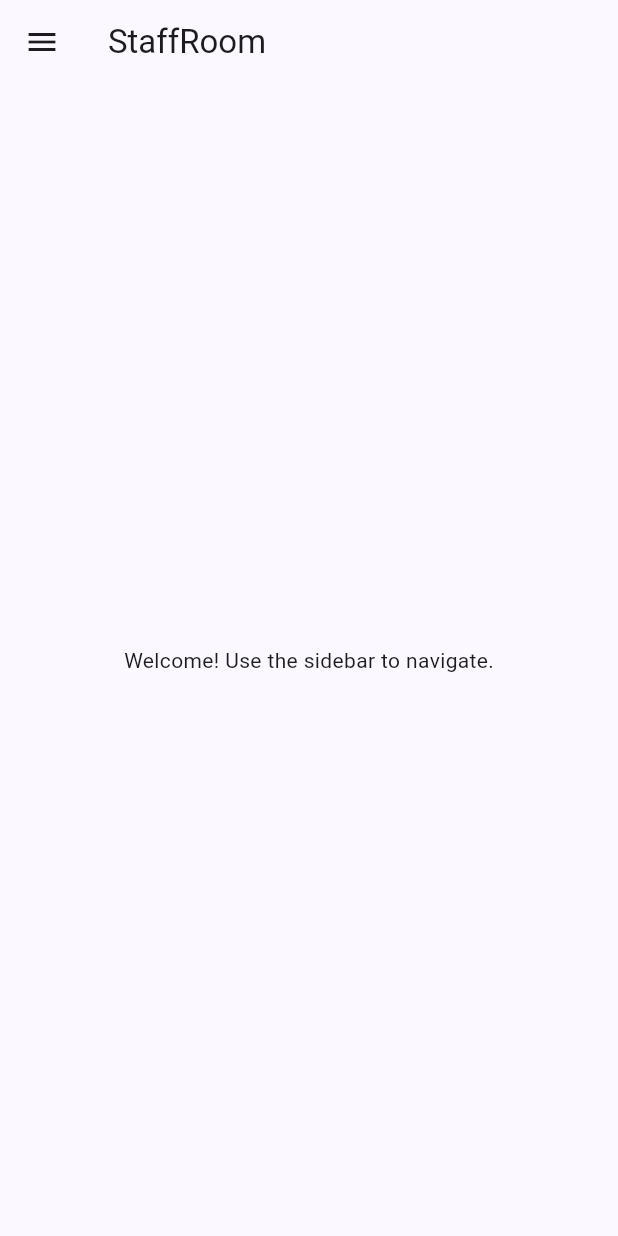
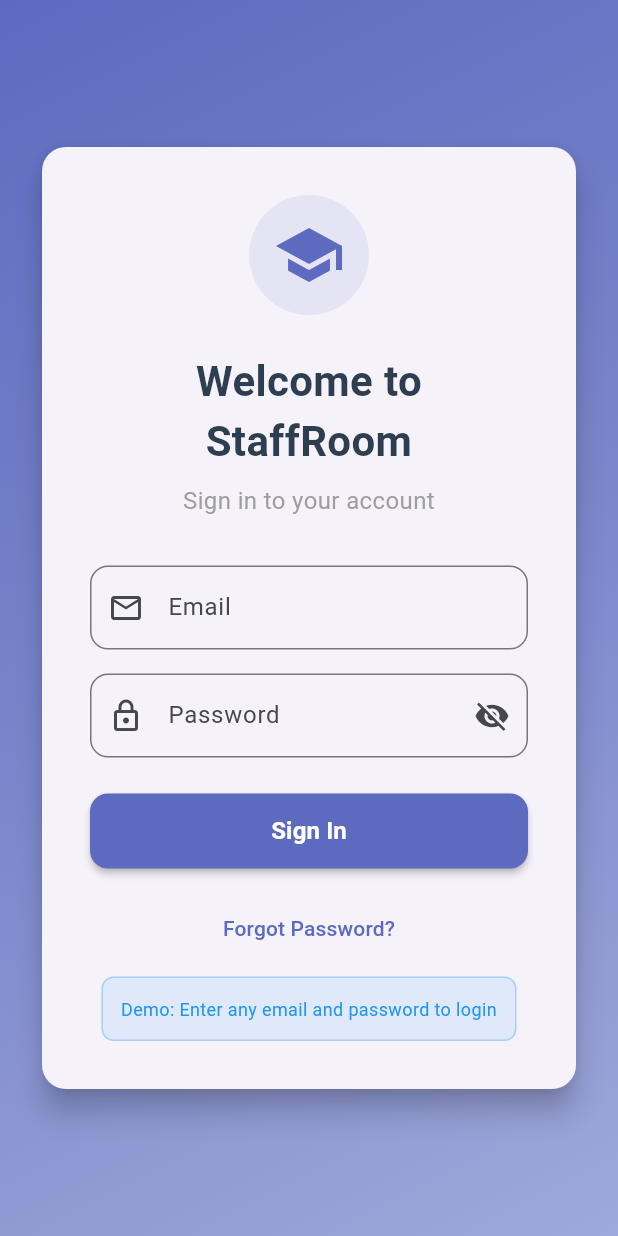
Before and after one commit to Naveen-Kalage/teacher, a Flutter app: the screen it shows after launch, on a phone screen of 412 x 824 dp. Run offline on Flutter 3.47's test engine with Material 3 defaults, Android fonts, the phone set to English and light mode, and no system bars; our stand-ins replace shared_preferences.

Commit message:
version1.1

```diff
--- /dev/null
+++ b/lib/auth_service.dart
@@ -0,0 +1,45 @@
+import 'package:shared_preferences/shared_preferences.dart';
+
+class AuthService {
+  static const String _isLoggedInKey = 'isLoggedIn';
+  static const String _userEmailKey = 'userEmail';
+  static const String _userPasswordKey = 'userPassword';
+
+  // Check if user is logged in
+  static Future<bool> isLoggedIn() async {
+    final prefs = await SharedPreferences.getInstance();
+    return prefs.getBool(_isLoggedInKey) ?? false;
+  }
+
+  // Save login data
+  static Future<void> saveLoginData(String email, String password) async {
+    final prefs = await SharedPreferences.getInstance();
+    await prefs.setBool(_isLoggedInKey, true);
+    await prefs.setString(_userEmailKey, email);
+    await prefs.setString(_userPasswordKey, password);
+  }
+
+  // Get saved user email
+  static Future<String?> getUserEmail() async {
+    final prefs = await SharedPreferences.getInstance();
+    return prefs.getString(_userEmailKey);
+  }
+
+  // Clear login data (logout)
+  static Future<void> clearLoginData() async {
+    final prefs = await SharedPreferences.getInstance();
+    await prefs.remove(_isLoggedInKey);
+    await prefs.remove(_userEmailKey);
+    await prefs.remove(_userPasswordKey);
+  }
+
+  // Login with credentials
+  static Future<bool> login(String email, String password) async {
+    // For demo purposes, accept any non-empty email and password
+    if (email.isNotEmpty && password.isNotEmpty) {
+      await saveLoginData(email, password);
+      return true;
+    }
+    return false;
+  }
+}
--- /dev/null
+++ b/lib/login_page.dart
@@ -0,0 +1,285 @@
+import 'package:flutter/material.dart';
+import 'auth_service.dart';
+
+class LoginPage extends StatefulWidget {
+  const LoginPage({super.key});
+
+  @override
+  State<LoginPage> createState() => _LoginPageState();
+}
+
+class _LoginPageState extends State<LoginPage> {
+  final _formKey = GlobalKey<FormState>();
+  final _emailController = TextEditingController();
+  final _passwordController = TextEditingController();
+  bool _isLoading = false;
+  bool _obscurePassword = true;
+
+  @override
+  void dispose() {
+    _emailController.dispose();
+    _passwordController.dispose();
+    super.dispose();
+  }
+
+  Future<void> _handleLogin() async {
+    if (!_formKey.currentState!.validate()) {
+      return;
+    }
+
+    setState(() {
+      _isLoading = true;
+    });
+
+    // Simulate login process
+    await Future.delayed(const Duration(seconds: 2));
+
+    // Use AuthService for login
+    final success = await AuthService.login(
+      _emailController.text.trim(),
+      _passwordController.text,
+    );
+
+    if (mounted) {
+      if (success) {
+        Navigator.of(context).pushReplacementNamed('/home');
+      } else {
+        ScaffoldMessenger.of(context).showSnackBar(
+          const SnackBar(
+            content: Text('Login failed. Please check your credentials.'),
+            backgroundColor: Colors.red,
+          ),
+        );
+      }
+    }
+
+    setState(() {
+      _isLoading = false;
+    });
+  }
+
+  @override
+  Widget build(BuildContext context) {
+    return Scaffold(
+      body: Container(
+        decoration: const BoxDecoration(
+          gradient: LinearGradient(
+            begin: Alignment.topLeft,
+            end: Alignment.bottomRight,
+            colors: [
+              Color(0xFF5C6BC0),
+              Color(0xFF7986CB),
+              Color(0xFF9FA8DA),
+            ],
+          ),
+        ),
+        child: SafeArea(
+          child: Center(
+            child: SingleChildScrollView(
+              padding: const EdgeInsets.all(24.0),
+              child: Card(
+                elevation: 8,
+                shape: RoundedRectangleBorder(
+                  borderRadius: BorderRadius.circular(16),
+                ),
+                child: Padding(
+                  padding: const EdgeInsets.all(32.0),
+                  child: Form(
+                    key: _formKey,
+                    child: Column(
+                      mainAxisSize: MainAxisSize.min,
+                      children: [
+                        // Logo/Icon
+                        Container(
+                          padding: const EdgeInsets.all(16),
+                          decoration: BoxDecoration(
+                            color: const Color(0xFF5C6BC0).withOpacity(0.1),
+                            shape: BoxShape.circle,
+                          ),
+                          child: const Icon(
+                            Icons.school,
+                            size: 48,
+                            color: Color(0xFF5C6BC0),
+                          ),
+                        ),
+                        const SizedBox(height: 24),
+
+                        // Title
+                        const Text(
+                          'Welcome to StaffRoom',
+                          style: TextStyle(
+                            fontSize: 28,
+                            fontWeight: FontWeight.bold,
+                            color: Color(0xFF2C3E50),
+                          ),
+                          textAlign: TextAlign.center,
+                        ),
+                        const SizedBox(height: 8),
+                        const Text(
+                          'Sign in to your account',
+                          style: TextStyle(
+                            fontSize: 16,
+                            color: Colors.grey,
+                          ),
+                          textAlign: TextAlign.center,
+                        ),
+                        const SizedBox(height: 32),
+
+                        // Email Field
+                        TextFormField(
+                          controller: _emailController,
+                          keyboardType: TextInputType.emailAddress,
+                          decoration: InputDecoration(
+                            labelText: 'Email',
+                            prefixIcon: const Icon(Icons.email_outlined),
+                            border: OutlineInputBorder(
+                              borderRadius: BorderRadius.circular(12),
+                            ),
+                            focusedBorder: OutlineInputBorder(
+                              borderRadius: BorderRadius.circular(12),
+                              borderSide: const BorderSide(
+                                color: Color(0xFF5C6BC0),
+                                width: 2,
+                              ),
+                            ),
+                          ),
+                          validator: (value) {
+                            if (value == null || value.isEmpty) {
+                              return 'Please enter your email';
+                            }
+                            if (!value.contains('@')) {
+                              return 'Please enter a valid email';
+                            }
+                            return null;
+                          },
+                        ),
+                        const SizedBox(height: 16),
+
+                        // Password Field
+                        TextFormField(
+                          controller: _passwordController,
+                          obscureText: _obscurePassword,
+                          decoration: InputDecoration(
+                            labelText: 'Password',
+                            prefixIcon: const Icon(Icons.lock_outlined),
+                            suffixIcon: IconButton(
+                              icon: Icon(
+                                _obscurePassword
+                                    ? Icons.visibility_off
+                                    : Icons.visibility,
+                              ),
+                              onPressed: () {
+                                setState(() {
+                                  _obscurePassword = !_obscurePassword;
+                                });
+                              },
+                            ),
+                            border: OutlineInputBorder(
+                              borderRadius: BorderRadius.circular(12),
+                            ),
+                            focusedBorder: OutlineInputBorder(
+                              borderRadius: BorderRadius.circular(12),
+                              borderSide: const BorderSide(
+                                color: Color(0xFF5C6BC0),
+                                width: 2,
+                              ),
+                            ),
+                          ),
+                          validator: (value) {
+                            if (value == null || value.isEmpty) {
+                              return 'Please enter your password';
+                            }
+                            if (value.length < 6) {
+                              return 'Password must be at least 6 characters';
+                            }
+                            return null;
+                          },
+                        ),
+                        const SizedBox(height: 24),
+
+                        // Login Button
+                        SizedBox(
+                          width: double.infinity,
+                          height: 50,
+                          child: ElevatedButton(
+                            onPressed: _isLoading ? null : _handleLogin,
+                            style: ElevatedButton.styleFrom(
+                              backgroundColor: const Color(0xFF5C6BC0),
+                              foregroundColor: Colors.white,
+                              shape: RoundedRectangleBorder(
+                                borderRadius: BorderRadius.circular(12),
+                              ),
+                              elevation: 2,
+                            ),
+                            child: _isLoading
+                                ? const SizedBox(
+                              height: 20,
+                              width: 20,
+                              child: CircularProgressIndicator(
+                                strokeWidth: 2,
+                                valueColor: AlwaysStoppedAnimation<Color>(
+                                  Colors.white,
+                                ),
+                              ),
+                            )
+                                : const Text(
+                              'Sign In',
+                              style: TextStyle(
+                                fontSize: 16,
+                                fontWeight: FontWeight.w600,
+                              ),
+                            ),
+                          ),
+                        ),
+                        const SizedBox(height: 16),
+
+                        // Forgot Password
+                        TextButton(
+                          onPressed: () {
+                            ScaffoldMessenger.of(context).showSnackBar(
+                              const SnackBar(
+                                content: Text('Forgot password functionality coming soon'),
+                              ),
+                            );
+                          },
+                          child: const Text(
+                            'Forgot Password?',
+                            style: TextStyle(
+                              color: Color(0xFF5C6BC0),
+                              fontWeight: FontWeight.w500,
+                            ),
+                          ),
+                        ),
+                        const SizedBox(height: 8),
+
+                        // Demo credentials info
+                        Container(
+                          padding: const EdgeInsets.all(12),
+                          decoration: BoxDecoration(
+                            color: Colors.blue.withOpacity(0.1),
+                            borderRadius: BorderRadius.circular(8),
+                            border: Border.all(
+                              color: Colors.blue.withOpacity(0.3),
+                            ),
+                          ),
+                          child: const Text(
+                            'Demo: Enter any email and password to login',
+                            style: TextStyle(
+                              color: Colors.blue,
+                              fontSize: 12,
+                            ),
+                            textAlign: TextAlign.center,
+                          ),
+                        ),
+                      ],
+                    ),
+                  ),
+                ),
+              ),
+            ),
+          ),
+        ),
+      ),
+    );
+  }
+}
--- a/lib/main.dart
+++ b/lib/main.dart
@@ -1,4 +1,5 @@
 import 'package:flutter/material.dart';
+import 'login_page.dart';
 import 'dashboard_page.dart';
 import 'classes_page.dart';
 import 'students_page.dart';
@@ -6,6 +7,7 @@ import 'resources_page.dart';
 import 'schedule_page.dart';
 import 'discussions_page.dart';
 import 'organizations_page.dart';
+import 'auth_service.dart';
 
 void main() {
   runApp(const StaffRoomApp());
@@ -22,8 +24,53 @@ class StaffRoomApp extends StatelessWidget {
         colorScheme: ColorScheme.fromSeed(seedColor: const Color(0xFF5C6BC0)),
         useMaterial3: true,
       ),
-      home: const HomeScreen(),
+      home: const AuthWrapper(),
+      routes: {
+        '/home': (context) => const HomeScreen(),
+        '/login': (context) => const LoginPage(),
+      },
     );
+  }
+}
+
+class AuthWrapper extends StatefulWidget {
+  const AuthWrapper({super.key});
+
+  @override
+  State<AuthWrapper> createState() => _AuthWrapperState();
+}
+
+class _AuthWrapperState extends State<AuthWrapper> {
+  bool _isLoading = true;
+  bool _isLoggedIn = false;
+
+  @override
+  void initState() {
+    super.initState();
+    _checkAuthStatus();
+  }
+
+  Future<void> _checkAuthStatus() async {
+    final isLoggedIn = await AuthService.isLoggedIn();
+    setState(() {
+      _isLoggedIn = isLoggedIn;
+      _isLoading = false;
+    });
+  }
+
+  @override
+  Widget build(BuildContext context) {
+    if (_isLoading) {
+      return const Scaffold(
+        body: Center(
+          child: CircularProgressIndicator(
+            valueColor: AlwaysStoppedAnimation<Color>(Color(0xFF5C6BC0)),
+          ),
+        ),
+      );
+    }
+
+    return _isLoggedIn ? const HomeScreen() : const LoginPage();
   }
 }
 
@@ -102,6 +149,22 @@ class _SideMenu extends StatelessWidget {
               label: 'Organizations',
               pageBuilder: (ctx) => const OrganizationsPage(),
             ),
+            const SizedBox(height: 24),
+            const Divider(),
+            const SizedBox(height: 16),
+            ListTile(
+              leading: const Icon(Icons.logout, color: Colors.red),
+              title: const Text(
+                'Logout',
+                style: TextStyle(color: Colors.red),
+              ),
+              onTap: () async {
+                await AuthService.clearLoginData();
+                if (context.mounted) {
+                  Navigator.of(context).pushReplacementNamed('/login');
+                }
+              },
+            ),
           ],
         ),
       ),
```
Also changed, not shown: pubspec.yaml (+8 -74 lines), pubspec.lock, 2 other files.
